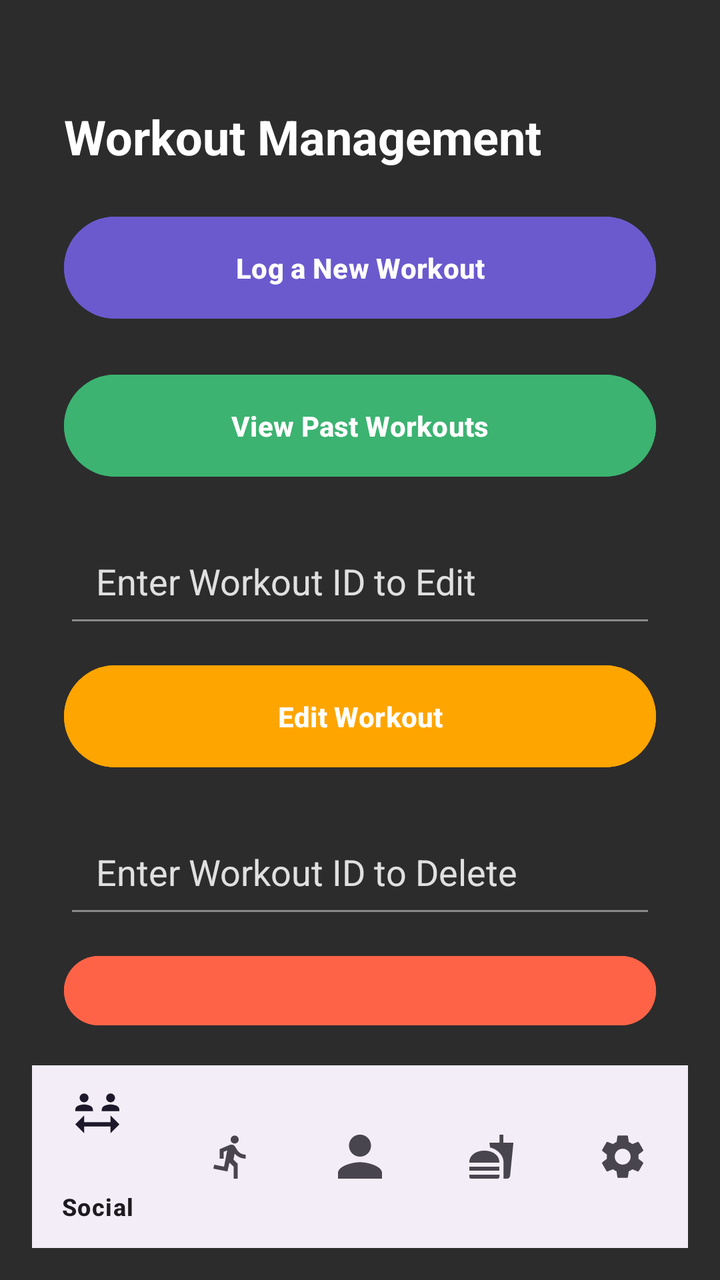
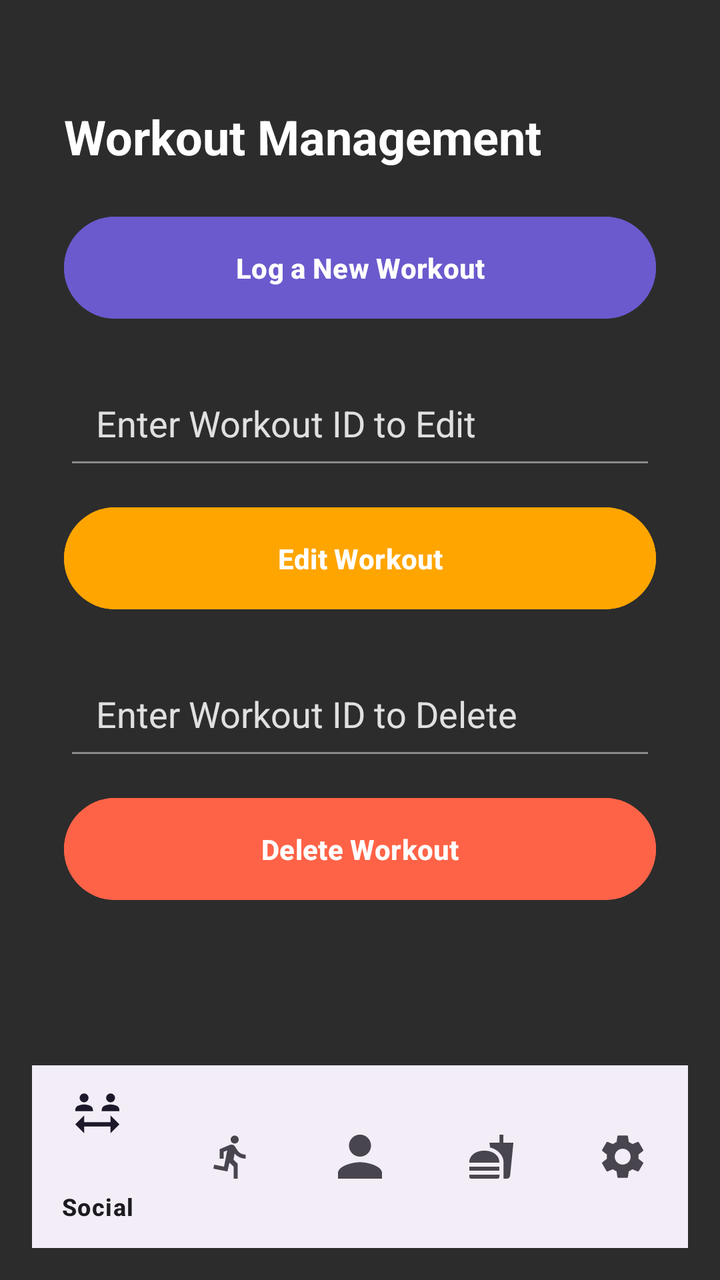

Screens rendered from an Android XML layout before and after an edit, with the pre-edit source and the edit as a unified diff.
<!-- AndroidManifest.xml: application theme Theme.AndroidExample -->
<!-- res/layout/activity_workout.xml -->
<?xml version="1.0" encoding="utf-8"?>
<androidx.constraintlayout.widget.ConstraintLayout
    xmlns:android="http://schemas.android.com/apk/res/android"
    xmlns:app="http://schemas.android.com/apk/res-auto"
    android:layout_width="match_parent"
    android:layout_height="match_parent"
    android:padding="16dp"
    android:background="#2C2C2C"> 

    <LinearLayout
        android:id="@+id/upper_section"
        android:layout_width="0dp"
        android:layout_height="0dp"
        android:orientation="vertical"
        android:padding="16dp"
        app:layout_constraintBottom_toTopOf="@+id/guideline"
        app:layout_constraintEnd_toEndOf="parent"
        app:layout_constraintStart_toStartOf="parent"
        app:layout_constraintTop_toTopOf="parent">

    
    <TextView
        android:id="@+id/title_workout_activity"
        android:layout_width="wrap_content"
        android:layout_height="wrap_content"
        android:text="Workout Management"
        android:textSize="24sp"
        android:textStyle="bold"
        android:textColor="#FFFFFF"
        app:layout_constraintTop_toTopOf="parent"
        app:layout_constraintStart_toStartOf="parent"
        app:layout_constraintEnd_toEndOf="parent"
        android:layout_marginTop="20dp" />

    
    <Button
        android:id="@+id/navigate_log_workout_btn"
        android:layout_width="match_parent"
        android:layout_height="wrap_content"
        android:text="Log a New Workout"
        android:padding="16dp"
        android:backgroundTint="#6A5ACD"
        android:textColor="#FFFFFF"
        android:textStyle="bold"
        android:layout_marginTop="20dp"
        app:layout_constraintTop_toBottomOf="@id/title_workout_activity"
        app:layout_constraintStart_toStartOf="parent"
        app:layout_constraintEnd_toEndOf="parent" />

    
    <Button
        android:id="@+id/view_workouts_btn"
        android:layout_width="match_parent"
        android:layout_height="wrap_content"
        android:text="View Past Workouts"
        android:padding="16dp"
        android:backgroundTint="#3CB371"
        android:textColor="#FFFFFF"
        android:textStyle="bold"
        android:layout_marginTop="20dp"
        app:layout_constraintTop_toBottomOf="@id/navigate_log_workout_btn"
        app:layout_constraintStart_toStartOf="parent"
        app:layout_constraintEnd_toEndOf="parent" />

    
    <EditText
        android:id="@+id/edit_workout_id_edt"
        android:layout_width="match_parent"
        android:layout_height="wrap_content"
        android:hint="Enter Workout ID to Edit"
        android:inputType="number"
        android:padding="16dp"
        android:backgroundTint="#8A8A8A"
        android:textColorHint="#E0E0E0"
        android:textColor="#FFFFFF"
        android:layout_marginTop="20dp"
        app:layout_constraintTop_toBottomOf="@id/view_workouts_btn"
        app:layout_constraintStart_toStartOf="parent"
        app:layout_constraintEnd_toEndOf="parent" />

    <Button
        android:id="@+id/edit_workout_btn"
        android:layout_width="match_parent"
        android:layout_height="wrap_content"
        android:text="Edit Workout"
        android:padding="16dp"
        android:backgroundTint="#FFA500"
        android:textColor="#FFFFFF"
        android:textStyle="bold"
        android:layout_marginTop="10dp"
        app:layout_constraintTop_toBottomOf="@id/edit_workout_id_edt"
        app:layout_constraintStart_toStartOf="parent"
        app:layout_constraintEnd_toEndOf="parent" />

    
    <EditText
        android:id="@+id/delete_workout_id_edt"
        android:layout_width="match_parent"
        android:layout_height="wrap_content"
        android:hint="Enter Workout ID to Delete"
        android:inputType="number"
        android:padding="16dp"
        android:backgroundTint="#8A8A8A"
        android:textColorHint="#E0E0E0"
        android:textColor="#FFFFFF"
        android:layout_marginTop="20dp"
        app:layout_constraintTop_toBottomOf="@id/edit_workout_btn"
        app:layout_constraintStart_toStartOf="parent"
        app:layout_constraintEnd_toEndOf="parent" />

    <Button
        android:id="@+id/delete_workout_btn"
        android:layout_width="match_parent"
        android:layout_height="wrap_content"
        android:text="Delete Workout"
        android:padding="16dp"
        android:backgroundTint="#FF6347"
        android:textColor="#FFFFFF"
        android:textStyle="bold"
        android:layout_marginTop="10dp"
        app:layout_constraintTop_toBottomOf="@id/delete_workout_id_edt"
        app:layout_constraintStart_toStartOf="parent"
        app:layout_constraintEnd_toEndOf="parent" />

</LinearLayout>

<androidx.constraintlayout.widget.Guideline
android:id="@+id/guideline"
android:layout_width="wrap_content"
android:layout_height="wrap_content"
android:orientation="horizontal"
app:layout_constraintGuide_percent="0.85" />

<com.google.android.material.bottomnavigation.BottomNavigationView
android:id="@+id/bottom_navigation"
android:layout_width="0dp"
android:layout_height="0dp"
app:layout_constraintBottom_toBottomOf="parent"
app:layout_constraintEnd_toEndOf="parent"
app:layout_constraintHorizontal_bias="0.0"
app:layout_constraintStart_toStartOf="parent"
app:layout_constraintTop_toBottomOf="@+id/guideline"
app:layout_constraintVertical_bias="0.0"
app:menu="@menu/bottom_nav_menu" />

    </androidx.constraintlayout.widget.ConstraintLayout>
<!-- resources referenced by this layout -->
<resources>
  <style name="Theme.AndroidExample" parent="Base.Theme.AndroidExample" />
  <style name="Base.Theme.AndroidExample" parent="Theme.Material3.DayNight.NoActionBar">
          
          
      </style>
</resources>

<!-- the commit's change to res/layout/activity_workout.xml (unified diff, before → after) -->
@@ -7,6 +7,7 @@
     android:padding="16dp"
     android:background="#2C2C2C"> 
 
+    
     <LinearLayout
         android:id="@+id/upper_section"
         android:layout_width="0dp"
@@ -18,129 +19,98 @@
         app:layout_constraintStart_toStartOf="parent"
         app:layout_constraintTop_toTopOf="parent">
 
+        
+        <TextView
+            android:id="@+id/title_workout_activity"
+            android:layout_width="wrap_content"
+            android:layout_height="wrap_content"
+            android:text="Workout Management"
+            android:textSize="24sp"
+            android:textStyle="bold"
+            android:textColor="#FFFFFF"
+            android:layout_marginTop="20dp" />
+
+        
+        <Button
+            android:id="@+id/navigate_log_workout_btn"
+            android:layout_width="match_parent"
+            android:layout_height="wrap_content"
+            android:text="Log a New Workout"
+            android:padding="16dp"
+            android:backgroundTint="#6A5ACD"
+            android:textColor="#FFFFFF"
+            android:textStyle="bold"
+            android:layout_marginTop="20dp" />
+
+        
+        <EditText
+            android:id="@+id/edit_workout_id_edt"
+            android:layout_width="match_parent"
+            android:layout_height="wrap_content"
+            android:hint="Enter Workout ID to Edit"
+            android:inputType="number"
+            android:padding="16dp"
+            android:backgroundTint="#8A8A8A"
+            android:textColorHint="#E0E0E0"
+            android:textColor="#FFFFFF"
+            android:layout_marginTop="20dp" />
+
+        <Button
+            android:id="@+id/edit_workout_btn"
+            android:layout_width="match_parent"
+            android:layout_height="wrap_content"
+            android:text="Edit Workout"
+            android:padding="16dp"
+            android:backgroundTint="#FFA500"
+            android:textColor="#FFFFFF"
+            android:textStyle="bold"
+            android:layout_marginTop="10dp" />
+
+        
+        <EditText
+            android:id="@+id/delete_workout_id_edt"
+            android:layout_width="match_parent"
+            android:layout_height="wrap_content"
+            android:hint="Enter Workout ID to Delete"
+            android:inputType="number"
+            android:padding="16dp"
+            android:backgroundTint="#8A8A8A"
+            android:textColorHint="#E0E0E0"
+            android:textColor="#FFFFFF"
+            android:layout_marginTop="20dp" />
+
+        <Button
+            android:id="@+id/delete_workout_btn"
+            android:layout_width="match_parent"
+            android:layout_height="wrap_content"
+            android:text="Delete Workout"
+            android:padding="16dp"
+            android:backgroundTint="#FF6347"
+            android:textColor="#FFFFFF"
+            android:textStyle="bold"
+            android:layout_marginTop="10dp" />
+
+    </LinearLayout>
+
     
-    <TextView
-        android:id="@+id/title_workout_activity"
+    <androidx.constraintlayout.widget.Guideline
+        android:id="@+id/guideline"
         android:layout_width="wrap_content"
         android:layout_height="wrap_content"
-        android:text="Workout Management"
-        android:textSize="24sp"
-        android:textStyle="bold"
-        android:textColor="#FFFFFF"
-        app:layout_constraintTop_toTopOf="parent"
-        app:layout_constraintStart_toStartOf="parent"
-        app:layout_constraintEnd_toEndOf="parent"
-        android:layout_marginTop="20dp" />
+        android:orientation="horizontal"
+        app:layout_constraintGuide_percent="0.85" />
 
     
-    <Button
-        android:id="@+id/navigate_log_workout_btn"
-        android:layout_width="match_parent"
-        android:layout_height="wrap_content"
-        android:text="Log a New Workout"
-        android:padding="16dp"
-        android:backgroundTint="#6A5ACD"
-        android:textColor="#FFFFFF"
-        android:textStyle="bold"
-        android:layout_marginTop="20dp"
-        app:layout_constraintTop_toBottomOf="@id/title_workout_activity"
+    <com.google.android.material.bottomnavigation.BottomNavigationView
+        android:id="@+id/bottom_navigation"
+        android:layout_width="0dp"
+        android:layout_height="0dp"
+        app:layout_constraintBottom_toBottomOf="parent"
+        app:layout_constraintEnd_toEndOf="parent"
+        app:layout_constraintHorizontal_bias="0.0"
         app:layout_constraintStart_toStartOf="parent"
-        app:layout_constraintEnd_toEndOf="parent" />
+        app:layout_constraintTop_toBottomOf="@+id/guideline"
+        app:layout_constraintVertical_bias="0.0"
+        app:menu="@menu/bottom_nav_menu" />
 
-    
-    <Button
-        android:id="@+id/view_workouts_btn"
-        android:layout_width="match_parent"
-        android:layout_height="wrap_content"
-        android:text="View Past Workouts"
-        android:padding="16dp"
-        android:backgroundTint="#3CB371"
-        android:textColor="#FFFFFF"
-        android:textStyle="bold"
-        android:layout_marginTop="20dp"
-        app:layout_constraintTop_toBottomOf="@id/navigate_log_workout_btn"
-        app:layout_constraintStart_toStartOf="parent"
-        app:layout_constraintEnd_toEndOf="parent" />
-
-    
-    <EditText
-        android:id="@+id/edit_workout_id_edt"
-        android:layout_width="match_parent"
-        android:layout_height="wrap_content"
-        android:hint="Enter Workout ID to Edit"
-        android:inputType="number"
-        android:padding="16dp"
-        android:backgroundTint="#8A8A8A"
-        android:textColorHint="#E0E0E0"
-        android:textColor="#FFFFFF"
-        android:layout_marginTop="20dp"
-        app:layout_constraintTop_toBottomOf="@id/view_workouts_btn"
-        app:layout_constraintStart_toStartOf="parent"
-        app:layout_constraintEnd_toEndOf="parent" />
-
-    <Button
-        android:id="@+id/edit_workout_btn"
-        android:layout_width="match_parent"
-        android:layout_height="wrap_content"
-        android:text="Edit Workout"
-        android:padding="16dp"
-        android:backgroundTint="#FFA500"
-        android:textColor="#FFFFFF"
-        android:textStyle="bold"
-        android:layout_marginTop="10dp"
-        app:layout_constraintTop_toBottomOf="@id/edit_workout_id_edt"
-        app:layout_constraintStart_toStartOf="parent"
-        app:layout_constraintEnd_toEndOf="parent" />
-
-    
-    <EditText
-        android:id="@+id/delete_workout_id_edt"
-        android:layout_width="match_parent"
-        android:layout_height="wrap_content"
-        android:hint="Enter Workout ID to Delete"
-        android:inputType="number"
-        android:padding="16dp"
-        android:backgroundTint="#8A8A8A"
-        android:textColorHint="#E0E0E0"
-        android:textColor="#FFFFFF"
-        android:layout_marginTop="20dp"
-        app:layout_constraintTop_toBottomOf="@id/edit_workout_btn"
-        app:layout_constraintStart_toStartOf="parent"
-        app:layout_constraintEnd_toEndOf="parent" />
-
-    <Button
-        android:id="@+id/delete_workout_btn"
-        android:layout_width="match_parent"
-        android:layout_height="wrap_content"
-        android:text="Delete Workout"
-        android:padding="16dp"
-        android:backgroundTint="#FF6347"
-        android:textColor="#FFFFFF"
-        android:textStyle="bold"
-        android:layout_marginTop="10dp"
-        app:layout_constraintTop_toBottomOf="@id/delete_workout_id_edt"
-        app:layout_constraintStart_toStartOf="parent"
-        app:layout_constraintEnd_toEndOf="parent" />
-
-</LinearLayout>
-
-<androidx.constraintlayout.widget.Guideline
-android:id="@+id/guideline"
-android:layout_width="wrap_content"
-android:layout_height="wrap_content"
-android:orientation="horizontal"
-app:layout_constraintGuide_percent="0.85" />
-
-<com.google.android.material.bottomnavigation.BottomNavigationView
-android:id="@+id/bottom_navigation"
-android:layout_width="0dp"
-android:layout_height="0dp"
-app:layout_constraintBottom_toBottomOf="parent"
-app:layout_constraintEnd_toEndOf="parent"
-app:layout_constraintHorizontal_bias="0.0"
-app:layout_constraintStart_toStartOf="parent"
-app:layout_constraintTop_toBottomOf="@+id/guideline"
-app:layout_constraintVertical_bias="0.0"
-app:menu="@menu/bottom_nav_menu" />
-
-    </androidx.constraintlayout.widget.ConstraintLayout>
+</androidx.constraintlayout.widget.ConstraintLayout>
